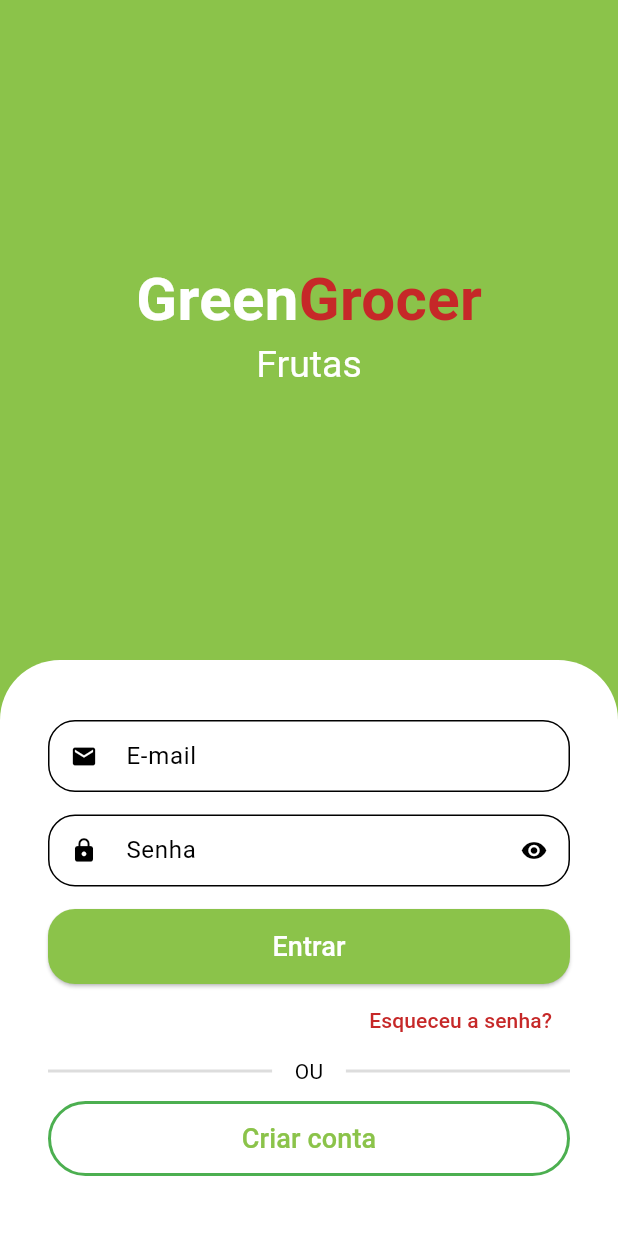
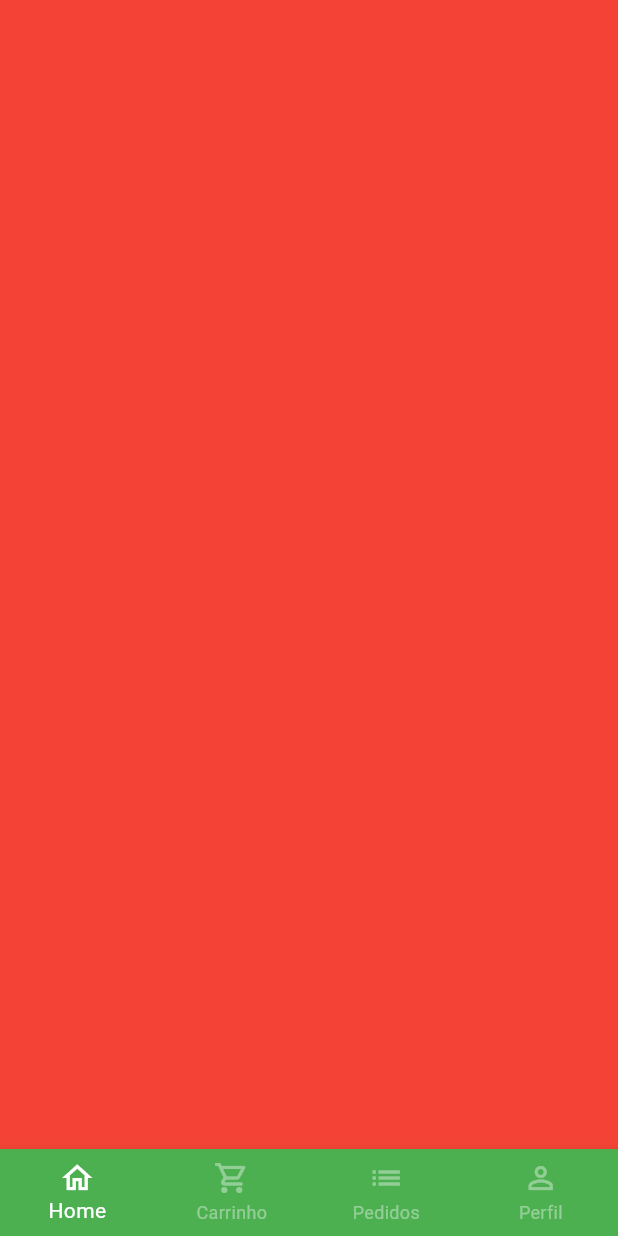
Before and after one commit to EnricoGollner/QuitandaGreenGrocer, a Flutter app: the screen it shows after launch, after a tap on "Entrar", on a phone screen of 412 x 824 dp. Run offline on Flutter 3.47's test engine with Material 3 defaults, Android fonts, the light colour scheme and no system bars; drawn by our look-alikes of animated_text_kit; our stand-ins replace mask_text_input_formatter.

Commit message:
Base page

```diff
--- a/lib/src/auth/screens/sign_in_screen.dart
+++ b/lib/src/auth/screens/sign_in_screen.dart
@@ -2,6 +2,7 @@ import 'package:animated_text_kit/animated_text_kit.dart';
 import 'package:flutter/material.dart';
 import 'package:quitanda_app/src/auth/components/custom_text_field.dart';
 import 'package:quitanda_app/src/auth/screens/sign_up_screen.dart';
+import 'package:quitanda_app/src/base/base_screen.dart';
 import 'package:quitanda_app/src/core/theme/colors.dart';
 
 class SignInScreen extends StatelessWidget {
@@ -94,7 +95,14 @@ class SignInScreen extends StatelessWidget {
                               borderRadius: BorderRadius.circular(18),
                             ),
                           ),
-                          onPressed: () {},
+                          onPressed: () {
+                            Navigator.pushReplacement(
+                              context,
+                              MaterialPageRoute(
+                                builder: (context) => const BaseScreen(),
+                              ),
+                            );
+                          },
                           child: const Text(
                             'Entrar',
                             style: TextStyle(fontSize: 18, color: Colors.white),
@@ -102,6 +110,7 @@ class SignInScreen extends StatelessWidget {
                         ),
                       ),
                       Align(
+                        // Esqueceu a senha?
                         alignment: Alignment.centerRight,
                         child: TextButton(
                           onPressed: () {},
--- /dev/null
+++ b/lib/src/base/base_screen.dart
@@ -0,0 +1,65 @@
+import 'package:flutter/material.dart';
+
+class BaseScreen extends StatefulWidget {
+  const BaseScreen({super.key});
+
+  @override
+  State<BaseScreen> createState() => _BaseScreenState();
+}
+
+class _BaseScreenState extends State<BaseScreen> {
+  int _currentIndex = 0;
+
+  final PageController _pageController = PageController();
+
+  @override
+  void dispose() {
+    _pageController.dispose();
+    super.dispose();
+  }
+
+  @override
+  Widget build(BuildContext context) {
+    return Scaffold(
+      body: PageView(
+        physics: const NeverScrollableScrollPhysics(),
+        controller: _pageController,
+        children: [
+          Container(color: Colors.red,),
+          Container(color: Colors.green,),
+          Container(color: Colors.purple,),
+          Container(color: Colors.blue,),
+        ],
+      ),
+      bottomNavigationBar: BottomNavigationBar(
+        currentIndex: _currentIndex,
+        type: BottomNavigationBarType.fixed,
+        backgroundColor: Colors.green,
+        selectedItemColor: Colors.white,
+        unselectedItemColor: Colors.white.withAlpha(100),
+        onTap: (index) => setState(() {
+          _currentIndex = index;
+          _pageController.jumpToPage(index);
+        }),
+        items: const [
+          BottomNavigationBarItem(
+            icon: Icon(Icons.home_outlined),
+            label: 'Home',
+          ),
+          BottomNavigationBarItem(
+            icon: Icon(Icons.shopping_cart_outlined),
+            label: 'Carrinho',
+          ),
+          BottomNavigationBarItem(
+            icon: Icon(Icons.list),
+            label: 'Pedidos',
+          ),
+          BottomNavigationBarItem(
+            icon: Icon(Icons.person_outline),
+            label: 'Perfil',
+          ),
+        ],
+      ),
+    );
+  }
+}
```
